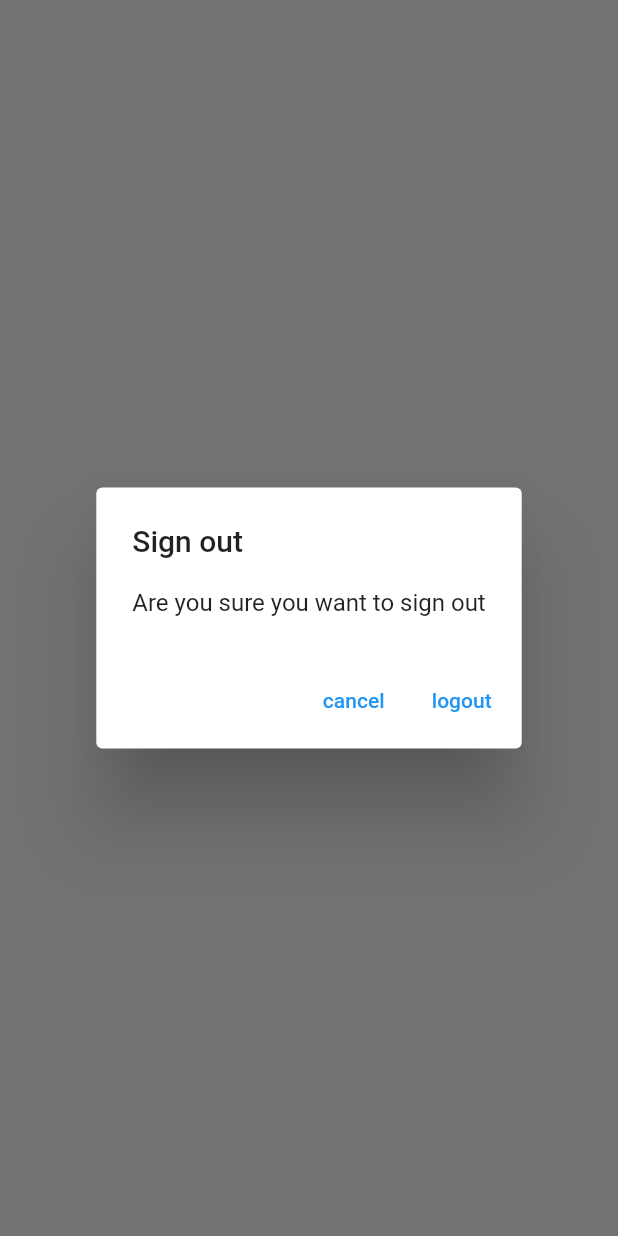
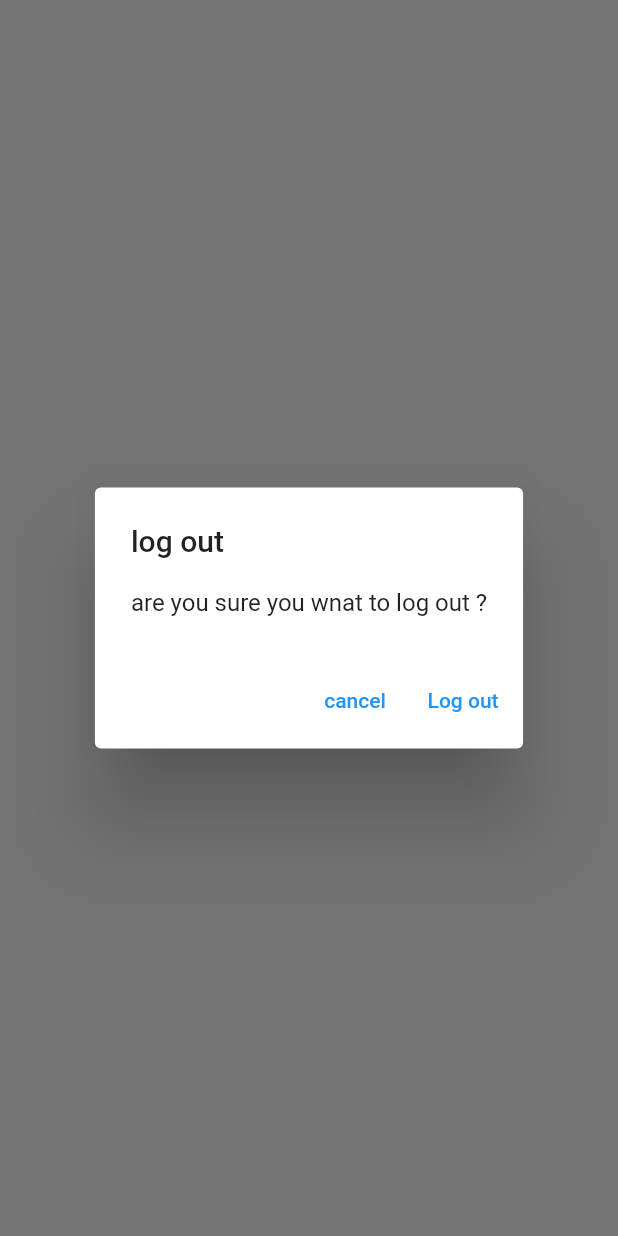
Before and after one commit to cheropnai/notesapp, a Flutter app: what showLogoutDialog() shows on an empty page, opened directly, on a phone screen of 412 x 824 dp. Run offline on Flutter 3.47's test engine with Material 2 defaults, Android fonts, the phone set to English and light mode, and no system bars; our stand-ins replace cloud_firestore, firebase_auth, firebase_core, sqflite; missing offline and left inert: dart:ffi; accounts and stored records are empty; network calls fail.

Commit message:
working on the error dialogs

```diff
--- a/lib/main.dart
+++ b/lib/main.dart
@@ -5,7 +5,7 @@
 
 import 'package:personalnotesapp/constants/routes.dart';
 import 'package:personalnotesapp/services/auth/auth_service.dart';
-import 'package:personalnotesapp/utilities/show_error_dialog.dart';
+
 import 'package:personalnotesapp/views/login_view.dart';
 import 'package:personalnotesapp/views/notes/new_notes_view.dart';
 import 'package:personalnotesapp/views/register_view.dart';
@@ -13,7 +13,6 @@
 
 import 'dart:developer' as devtools show log;
 
-import 'utilities/show_logout_dialog.dart';
 import 'views/notes/notes_view.dart';
 
 void main() {
@@ -28,7 +27,7 @@
       loginRoute: (context) => const Loginview(),
       registerRoute: (context) => const RegisterView(),
       notesRoute: (context) => const notesview(),
-      newNotesRoute:(context)=> const NewNoteView(),
+      newNotesRoute: (context) => const NewNoteView(),
     },
   ));
 }
@@ -54,7 +53,6 @@
               return const Loginview();
             }
 
-
           default:
             return const CircularProgressIndicator();
         }
--- /dev/null
+++ b/lib/utilities/dialogs/generic_dialogs.dart
@@ -0,0 +1,32 @@
+import 'package:flutter/material.dart';
+
+typedef DialogOptionBuilder<T> = Map<String, T?> Function();
+
+Future<T?> showGenericDialog<T>({
+  required BuildContext context,
+  required String title,
+  required String content,
+  required DialogOptionBuilder optionsBuilder,
+}) {
+  final options = optionsBuilder();
+  return showDialog<T>(
+      context: context,
+      builder: (context) {
+        return AlertDialog(
+          title: Text(title),
+          content: Text(content),
+          actions: options.keys.map((optionTitle) {
+            final value = options[optionTitle];
+            return TextButton(
+              onPressed: () {
+                if (value != null) {
+                  Navigator.of(context).pop(value);
+                } else
+                  Navigator.of(context).pop;
+              },
+              child: Text(optionTitle),
+            );
+          }).toList(),
+        );
+      });
+}
--- /dev/null
+++ b/lib/utilities/dialogs/logout_dialog.dart
@@ -0,0 +1,15 @@
+import 'package:flutter/widgets.dart';
+import 'package:personalnotesapp/utilities/dialogs/generic_dialogs.dart';
+
+Future<bool> showLogoutDialog(BuildContext context) {
+  return showGenericDialog<bool>(
+    context: context,
+    title: 'log out',
+    content: 'are you sure you wnat to log out ?',
+    optionsBuilder: () => {
+      'cancel': false,
+      'Log out': true,
+    },
+  ).then((value) => value ?? false,
+  );
+}
--- a/lib/utilities/show_logout_dialog.dart
+++ /dev/null
@@ -1,26 +0,0 @@
-import 'package:flutter/material.dart';
-
-Future<bool> showLogoutDialog(BuildContext context) {
-  return showDialog<bool>(
-    context: context,
-    builder: (context) {
-      return AlertDialog(
-        title: const Text('Sign out'),
-        content: const Text('Are you sure you want to sign out'),
-        actions: [
-          TextButton(
-              onPressed: () {
-                Navigator.of(context).pop(false);
-              },
-              child: const Text('cancel')),
-          TextButton(
-            onPressed: () {
-              Navigator.of(context).pop(true);
-            },
-            child: const Text('logout'),
-          ),
-        ],
-      );
-    },
-  ).then((value) => value ?? false);
-}
--- a/lib/views/login_view.dart
+++ b/lib/views/login_view.dart
@@ -5,7 +5,8 @@
 import 'dart:developer' as devtools show log;
 
 import '../services/auth/auth_service.dart';
-import '../utilities/show_error_dialog.dart';
+import '../utilities/dialogs/error_dialog.dart';
+
 
 class Loginview extends StatefulWidget {
   const Loginview({super.key});
--- a/lib/views/register_view.dart
+++ b/lib/views/register_view.dart
@@ -2,9 +2,9 @@
 import 'package:personalnotesapp/constants/routes.dart';
 import 'package:personalnotesapp/services/auth/auth_exceptions.dart';
 import 'package:personalnotesapp/services/auth/auth_service.dart';
-import 'package:personalnotesapp/utilities/show_error_dialog.dart';
+import 'dart:developer' as devtools show log;
 
-import 'dart:developer' as devtools show log;
+import '../utilities/dialogs/error_dialog.dart';
 
 class RegisterView extends StatefulWidget {
   const RegisterView({super.key});
```
Also changed, not shown: lib/utilities/dialogs/delete_dialog.dart (added, +16 -0 lines), lib/utilities/dialogs/error_dialog.dart (added, +13 -0 lines), lib/utilities/show_error_dialog.dart (deleted, +0 -25 lines), lib/views/notes/notes_list_view.dart (added, +43 -0 lines), lib/views/notes/notes_view.dart (+8 -14 lines).
